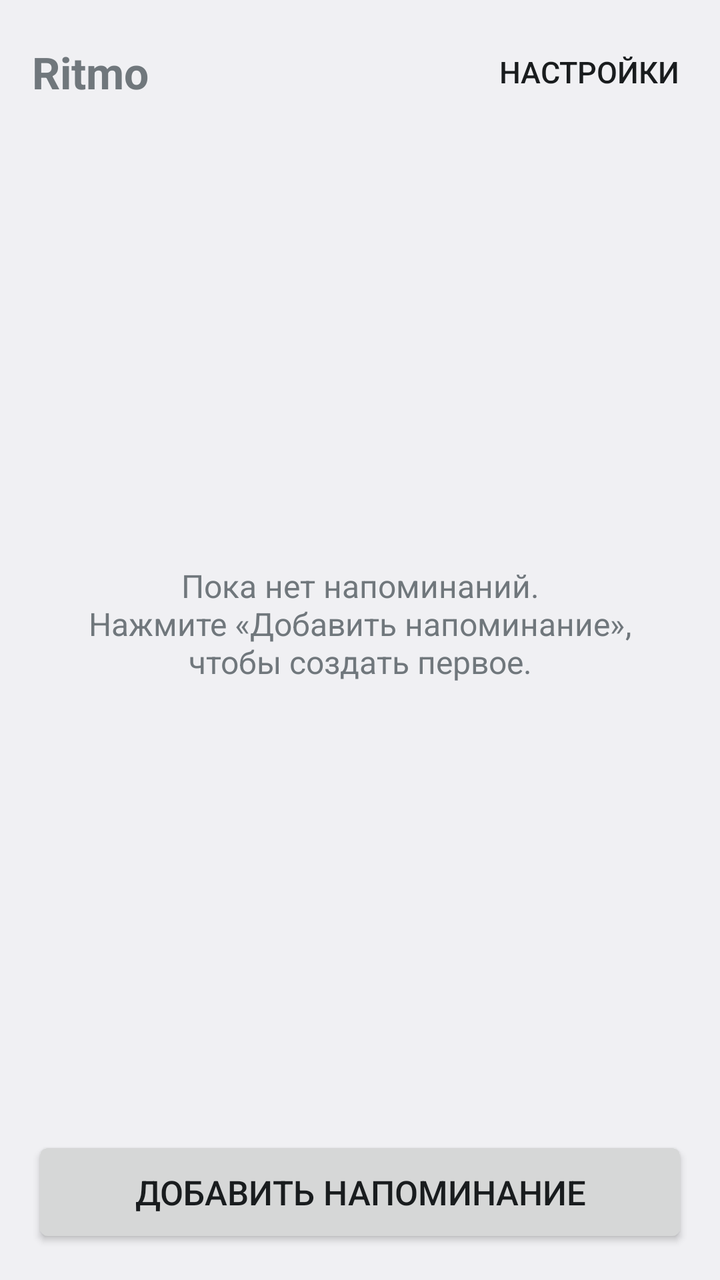
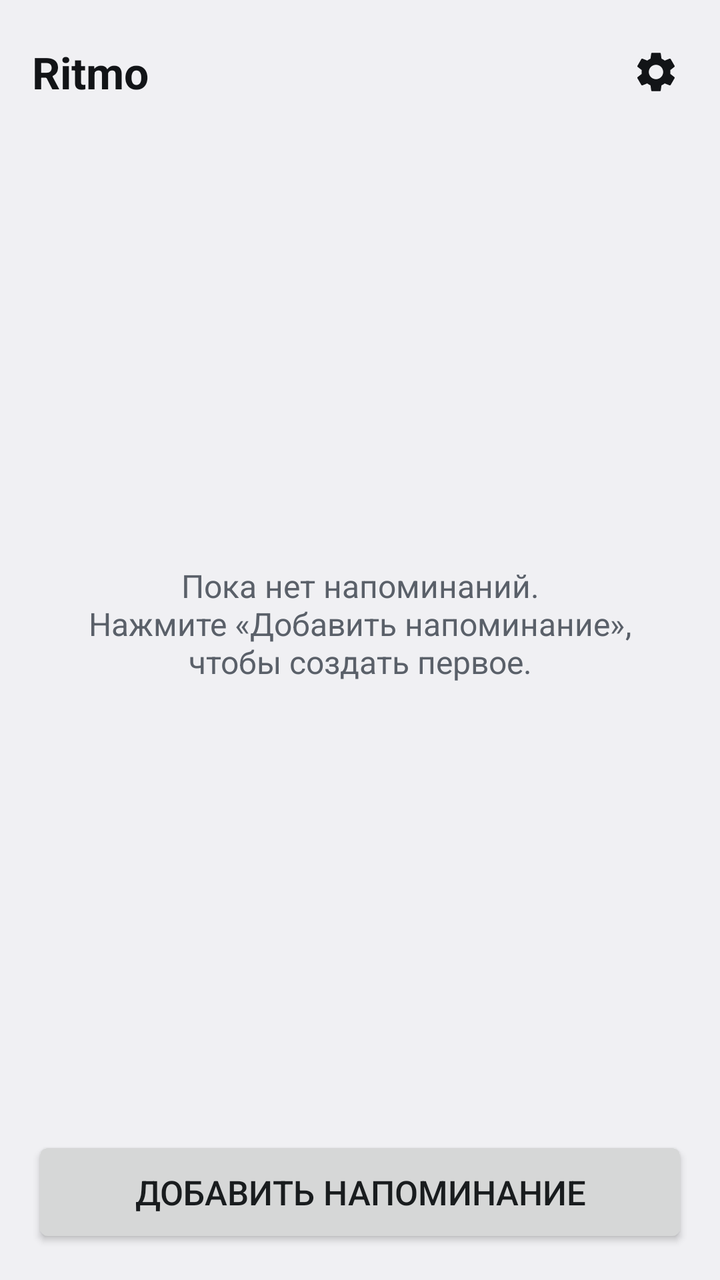

The first picture is an Android layout as it rendered before a commit; the second is the same layout after the commit. The layout source and the unified diff follow.
<!-- AndroidManifest.xml: application theme Theme.Ritmo -->
<!-- res/layout/activity_main.xml -->
<?xml version="1.0" encoding="utf-8"?>
<LinearLayout xmlns:android="http://schemas.android.com/apk/res/android"
    android:id="@+id/root"
    android:layout_width="match_parent"
    android:layout_height="match_parent"
    android:orientation="vertical">

    <LinearLayout
        android:layout_width="match_parent"
        android:layout_height="wrap_content"
        android:gravity="center_vertical"
        android:orientation="horizontal"
        android:paddingStart="16dp"
        android:paddingEnd="8dp"
        android:paddingTop="12dp"
        android:paddingBottom="4dp">

        <TextView
            android:layout_width="0dp"
            android:layout_height="wrap_content"
            android:layout_weight="1"
            android:text="@string/app_name"
            android:textSize="22sp"
            android:textStyle="bold" />

        <Button
            android:id="@+id/settings_button"
            style="?android:attr/borderlessButtonStyle"
            android:layout_width="wrap_content"
            android:layout_height="wrap_content"
            android:minHeight="48dp"
            android:text="@string/settings"
            android:textSize="15sp" />
    </LinearLayout>

    <FrameLayout
        android:layout_width="match_parent"
        android:layout_height="0dp"
        android:layout_weight="1">

        <ListView
            android:id="@+id/reminder_list"
            android:layout_width="match_parent"
            android:layout_height="match_parent"
            android:divider="?android:attr/listDivider"
            android:dividerHeight="1dp"
            android:paddingTop="4dp"
            android:paddingBottom="4dp" />

        <TextView
            android:id="@+id/empty_view"
            android:layout_width="match_parent"
            android:layout_height="match_parent"
            android:gravity="center"
            android:padding="32dp"
            android:text="@string/empty_list"
            android:textSize="16sp" />
    </FrameLayout>

    <Button
        android:id="@+id/add_button"
        android:layout_width="match_parent"
        android:layout_height="wrap_content"
        android:layout_marginStart="16dp"
        android:layout_marginEnd="16dp"
        android:layout_marginTop="8dp"
        android:layout_marginBottom="16dp"
        android:minHeight="56dp"
        android:text="@string/add_reminder"
        android:textSize="17sp" />

</LinearLayout>
<!-- resources referenced by this layout -->
<resources>
  <string name="add_reminder">Добавить напоминание</string>
  <string name="app_name">Ritmo</string>
  <string name="empty_list">Пока нет напоминаний.\nНажмите «Добавить напоминание», чтобы создать первое.</string>
  <string name="settings">Настройки</string>
  <style name="Theme.Ritmo" parent="@android:style/Theme.DeviceDefault.Light">
          <item name="android:windowActionBar">false</item>
          <item name="android:windowNoTitle">true</item>
          <item name="android:windowBackground">?android:attr/colorBackground</item>
          <item name="android:statusBarColor">?android:attr/colorBackground</item>
          <item name="android:navigationBarColor">@android:color/black</item>
          <item name="android:windowLightStatusBar">true</item>
          <item name="ritmoCardBackground">@color/card_background_light</item>
          <item name="ritmoCardStroke">@color/card_stroke_light</item>
      </style>
  <color name="card_background_light">#FFFFFFFF</color>
  <color name="card_stroke_light">#1F000000</color>
</resources>

<!-- the commit's change to res/layout/activity_main.xml (unified diff, before → after) -->
@@ -20,17 +20,18 @@
             android:layout_height="wrap_content"
             android:layout_weight="1"
             android:text="@string/app_name"
+            android:textColor="?attr/ritmoTextPrimary"
             android:textSize="22sp"
             android:textStyle="bold" />
 
-        <Button
+        <ImageButton
             android:id="@+id/settings_button"
-            style="?android:attr/borderlessButtonStyle"
-            android:layout_width="wrap_content"
-            android:layout_height="wrap_content"
-            android:minHeight="48dp"
-            android:text="@string/settings"
-            android:textSize="15sp" />
+            android:layout_width="48dp"
+            android:layout_height="48dp"
+            android:background="?android:attr/selectableItemBackgroundBorderless"
+            android:contentDescription="@string/settings"
+            android:scaleType="center"
+            android:src="@drawable/ic_settings" />
     </LinearLayout>
 
     <FrameLayout
@@ -54,6 +55,7 @@
             android:gravity="center"
             android:padding="32dp"
             android:text="@string/empty_list"
+            android:textColor="?attr/ritmoTextSecondary"
             android:textSize="16sp" />
     </FrameLayout>
 
<!-- resource entries referenced after the edit -->
@@ -1,5 +1,17 @@
 <!-- resources referenced by this layout -->
 <resources>
+  <!-- drawable ic_settings (drawable) -->
+  <?xml version="1.0" encoding="utf-8"?>
+  <vector xmlns:android="http://schemas.android.com/apk/res/android"
+      android:width="24dp"
+      android:height="24dp"
+      android:viewportWidth="24"
+      android:viewportHeight="24"
+      android:tint="?attr/ritmoTextPrimary">
+      <path
+          android:fillColor="#FFFFFFFF"
+          android:pathData="M19.14,12.94c0.04,-0.3 0.06,-0.61 0.06,-0.94c0,-0.32 -0.02,-0.64 -0.07,-0.94l2.03,-1.58c0.18,-0.14 0.23,-0.41 0.12,-0.61l-1.92,-3.32c-0.12,-0.22 -0.37,-0.29 -0.59,-0.22l-2.39,0.96c-0.5,-0.38 -1.03,-0.7 -1.62,-0.94L14.4,2.81c-0.04,-0.24 -0.24,-0.41 -0.48,-0.41h-3.84c-0.24,0 -0.43,0.17 -0.47,0.41L9.25,5.35C8.66,5.59 8.12,5.92 7.63,6.29L5.24,5.33c-0.22,-0.08 -0.47,0 -0.59,0.22L2.74,8.87C2.62,9.08 2.66,9.34 2.86,9.48l2.03,1.58C4.84,11.36 4.8,11.69 4.8,12s0.02,0.64 0.07,0.94l-2.03,1.58c-0.18,0.14 -0.23,0.41 -0.12,0.61l1.92,3.32c0.12,0.22 0.37,0.29 0.59,0.22l2.39,-0.96c0.5,0.38 1.03,0.7 1.62,0.94l0.36,2.54c0.05,0.24 0.24,0.41 0.48,0.41h3.84c0.24,0 0.44,-0.17 0.47,-0.41l0.36,-2.54c0.59,-0.24 1.13,-0.56 1.62,-0.94l2.39,0.96c0.22,0.08 0.47,0 0.59,-0.22l1.92,-3.32c0.12,-0.22 0.07,-0.47 -0.12,-0.61L19.14,12.94zM12,15.6c-1.98,0 -3.6,-1.62 -3.6,-3.6s1.62,-3.6 3.6,-3.6s3.6,1.62 3.6,3.6S13.98,15.6 12,15.6z" />
+  </vector>
   <string name="add_reminder">Добавить напоминание</string>
   <string name="app_name">Ritmo</string>
   <string name="empty_list">Пока нет напоминаний.\nНажмите «Добавить напоминание», чтобы создать первое.</string>
@@ -13,8 +25,12 @@
           <item name="android:windowLightStatusBar">true</item>
           <item name="ritmoCardBackground">@color/card_background_light</item>
           <item name="ritmoCardStroke">@color/card_stroke_light</item>
+          <item name="ritmoTextPrimary">@color/text_primary_light</item>
+          <item name="ritmoTextSecondary">@color/text_secondary_light</item>
       </style>
   <color name="card_background_light">#FFFFFFFF</color>
   <color name="card_stroke_light">#1F000000</color>
+  <color name="text_primary_light">#FF121417</color>
+  <color name="text_secondary_light">#FF5A6069</color>
 </resources>
 
